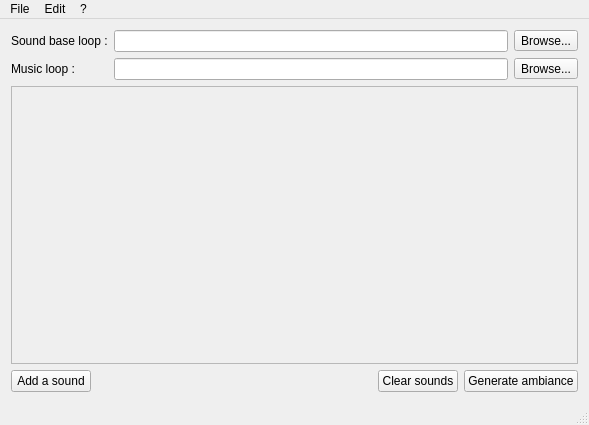
Qt form MainWindow.ui (dcarlus/SoundAmbience) before a commit.
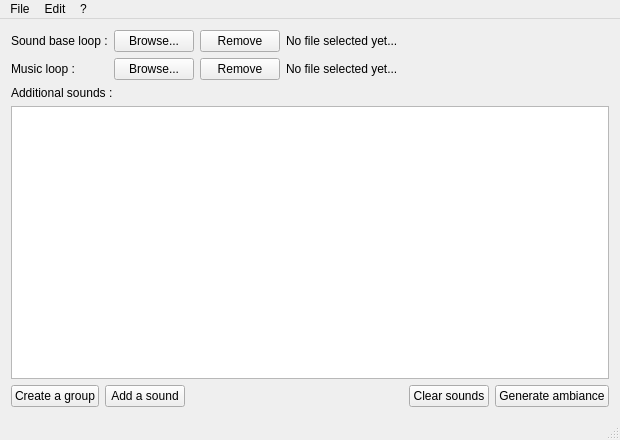
The same form after that commit. Icons and pictures are not drawn.

Diff of the .ui file:
```diff
--- a/MainWindow.ui
+++ b/MainWindow.ui
@@ -6,10 +6,16 @@
    <rect>
     <x>0</x>
     <y>0</y>
-    <width>589</width>
-    <height>425</height>
+    <width>620</width>
+    <height>440</height>
    </rect>
   </property>
+  <property name="minimumSize">
+   <size>
+    <width>620</width>
+    <height>440</height>
+   </size>
+  </property>
   <property name="windowTitle">
    <string>Sound Ambiance</string>
   </property>
@@ -81,15 +87,34 @@
           <property name="bottomMargin">
            <number>0</number>
           </property>
-          <item row="0" column="0">
-           <widget class="QLineEdit" name="musicLoopEdit">
-            <property name="readOnly">
-             <bool>true</bool>
+          <item row="0" column="2">
+           <widget class="QLabel" name="musicLoopPathLabel">
+            <property name="sizePolicy">
+             <sizepolicy hsizetype="Expanding" vsizetype="Preferred">
+              <horstretch>0</horstretch>
+              <verstretch>0</verstretch>
+             </sizepolicy>
+            </property>
+            <property name="text">
+             <string>No file selected yet...</string>
             </property>
            </widget>
           </item>
           <item row="0" column="1">
-           <widget class="QToolButton" name="musicLoopButton">
+           <widget class="QPushButton" name="musicLoopRemoveButton">
+            <property name="sizePolicy">
+             <sizepolicy hsizetype="Minimum" vsizetype="Minimum">
+              <horstretch>0</horstretch>
+              <verstretch>0</verstretch>
+             </sizepolicy>
+            </property>
+            <property name="text">
+             <string>Remove</string>
+            </property>
+           </widget>
+          </item>
+          <item row="0" column="0">
+           <widget class="QPushButton" name="musicLoopBrowseButton">
             <property name="text">
              <string>Browse...</string>
             </property>
@@ -113,15 +138,34 @@
           <property name="bottomMargin">
            <number>0</number>
           </property>
-          <item row="0" column="0">
-           <widget class="QLineEdit" name="soundLoopEdit">
-            <property name="readOnly">
-             <bool>true</bool>
+          <item row="0" column="2">
+           <widget class="QLabel" name="soundLoopPathLabel">
+            <property name="sizePolicy">
+             <sizepolicy hsizetype="Expanding" vsizetype="Preferred">
+              <horstretch>0</horstretch>
+              <verstretch>0</verstretch>
+             </sizepolicy>
+            </property>
+            <property name="text">
+             <string>No file selected yet...</string>
             </property>
            </widget>
           </item>
           <item row="0" column="1">
-           <widget class="QToolButton" name="soundLoopButton">
+           <widget class="QPushButton" name="soundLoopRemoveButton">
+            <property name="sizePolicy">
+             <sizepolicy hsizetype="Minimum" vsizetype="Minimum">
+              <horstretch>0</horstretch>
+              <verstretch>0</verstretch>
+             </sizepolicy>
+            </property>
+            <property name="text">
+             <string>Remove</string>
+            </property>
+           </widget>
+          </item>
+          <item row="0" column="0">
+           <widget class="QPushButton" name="soundLoopBrowseButton">
             <property name="text">
              <string>Browse...</string>
             </property>
@@ -141,7 +185,7 @@
         <verstretch>0</verstretch>
        </sizepolicy>
       </property>
-      <layout class="QHBoxLayout" name="horizontalLayout_2">
+      <layout class="QVBoxLayout" name="verticalLayout_2">
        <property name="leftMargin">
         <number>0</number>
        </property>
@@ -155,19 +199,47 @@
         <number>0</number>
        </property>
        <item>
-        <widget class="QScrollArea" name="additionalSoundScrollArea">
+        <widget class="QLabel" name="label">
+         <property name="text">
+          <string>Additional sounds :</string>
+         </property>
+        </widget>
+       </item>
+       <item>
+        <widget class="QScrollArea" name="scrollArea">
          <property name="widgetResizable">
           <bool>true</bool>
          </property>
-         <widget class="QWidget" name="additionalSoundScrollContents">
+         <widget class="QWidget" name="scrollAreaWidgetContents">
           <property name="geometry">
            <rect>
             <x>0</x>
             <y>0</y>
-            <width>569</width>
-            <height>163</height>
+            <width>600</width>
+            <height>152</height>
            </rect>
           </property>
+          <layout class="QVBoxLayout" name="verticalLayout_3">
+           <property name="leftMargin">
+            <number>0</number>
+           </property>
+           <property name="topMargin">
+            <number>0</number>
+           </property>
+           <property name="rightMargin">
+            <number>0</number>
+           </property>
+           <property name="bottomMargin">
+            <number>0</number>
+           </property>
+           <item>
+            <widget class="QTreeView" name="treeView">
+             <property name="frameShape">
+              <enum>QFrame::NoFrame</enum>
+             </property>
+            </widget>
+           </item>
+          </layout>
          </widget>
         </widget>
        </item>
@@ -195,6 +267,13 @@
        <property name="bottomMargin">
         <number>0</number>
        </property>
+       <item>
+        <widget class="QPushButton" name="createSoundGroupButton">
+         <property name="text">
+          <string>Create a group</string>
+         </property>
+        </widget>
+       </item>
        <item>
         <widget class="QPushButton" name="addSoundButton">
          <property name="text">
@@ -239,7 +318,7 @@
     <rect>
      <x>0</x>
      <y>0</y>
-     <width>589</width>
+     <width>620</width>
      <height>21</height>
     </rect>
    </property>
```
Left out of the diff: 8 changed lines with no effect on the pictures.
